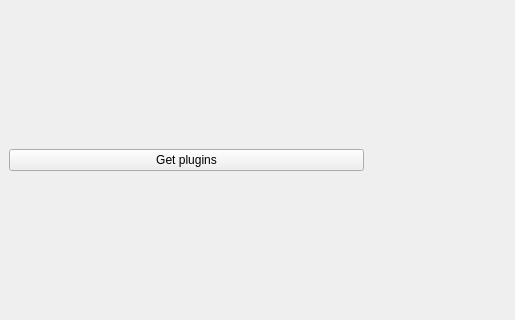
Old version of the form res/layout/main_window.ui in the repository SwitcherForGames/switcher; both pictures show x 0 to 515 and y 301 to 621 of the 1262 by 945 pixel window.
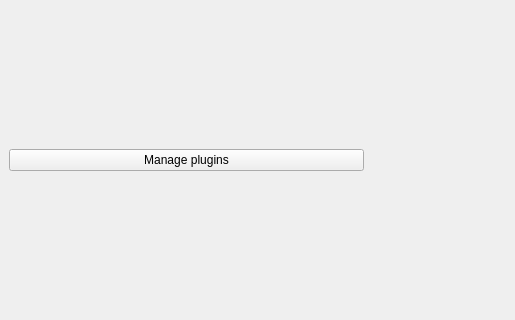
New version of the form.

Commit message: Add table widgets

```diff
--- a/res/layout/main_window.ui
+++ b/res/layout/main_window.ui
@@ -25,7 +25,7 @@
         <item>
          <widget class="QPushButton" name="btn_get_plugins">
           <property name="text">
-           <string>Get plugins</string>
+           <string>Manage plugins</string>
           </property>
          </widget>
         </item>
```
Left out of the diff: 2 changed lines with no effect on the pictures. The commit also changes 7 other files.
